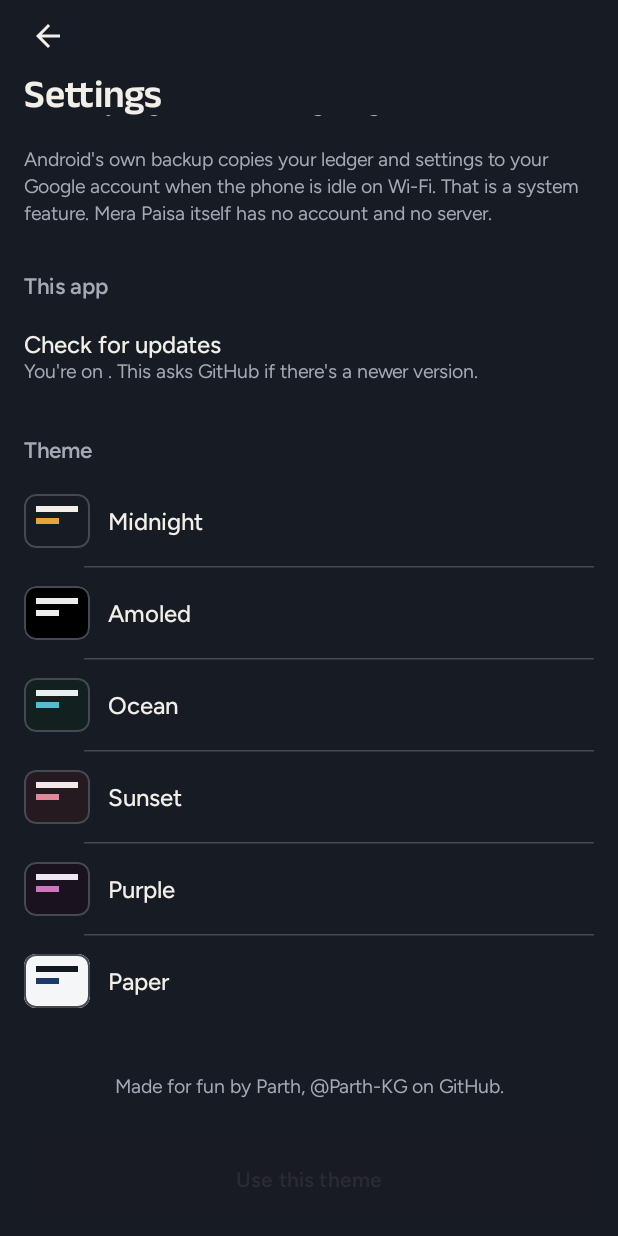
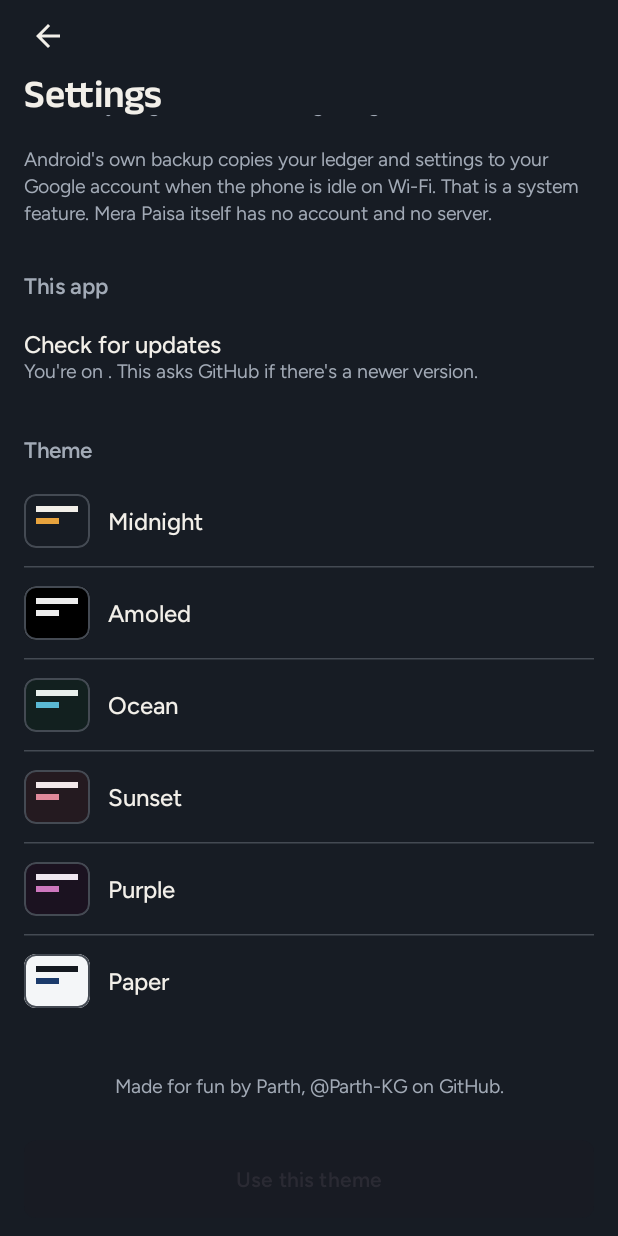
Before and after one commit to Parth-KG/MeraPaisa, an Android app built with Jetpack Compose: the composable SettingsScreen called with empty values, scrolled down 362 dp, on a phone screen of 412 x 824 dp. Run offline under Robolectric (Android 15) with nearby library versions, the light colour scheme and no system bars.

Commit message:
fix(ui): what the gallery review found
- Dividers in lists that start with text were inset to clear an avatar
  that is not there. RowDivider takes a start; text lists use the
  gutter (history, groups, settings, backup, group detail, settle up,
  update links).
- Backup and update links put the main action on the left; every other
  screen and sheet puts it on the right. They match now.
- Footer buttons have less side padding, so "Restore from a file" and
  "Replace my ledger" fit on one line.
- The restore count sat against the warning box above it.
- Editing an entry showed 1200.5; paise keep both digits, 1200.50.

```diff
--- a/app/src/main/java/com/kg/merapaisa/ui/MainScreen.kt
+++ b/app/src/main/java/com/kg/merapaisa/ui/MainScreen.kt
@@ -179,7 +179,7 @@ fun MainScreen(viewModel: MainViewModel) {
                         contentPadding = PaddingValues(bottom = Spacing.xxl)
                     ) {
                         itemsIndexed(groups, key = { _, it -> it.group.id }) { index, summary ->
-                            if (index > 0) RowDivider()
+                            if (index > 0) RowDivider(TextRowInset)
                             GroupRow(
                                 summary = summary,
                                 onClick = { viewModel.openGroup(summary.group.id) },
--- a/app/src/main/java/com/kg/merapaisa/ui/RowDivider.kt
+++ b/app/src/main/java/com/kg/merapaisa/ui/RowDivider.kt
@@ -4,6 +4,7 @@ import androidx.compose.foundation.layout.padding
 import androidx.compose.material3.HorizontalDivider
 import androidx.compose.runtime.Composable
 import androidx.compose.ui.Modifier
+import androidx.compose.ui.unit.Dp
 import com.kg.merapaisa.LocalAppTheme
 import com.kg.merapaisa.ui.theme.Spacing
 
@@ -12,12 +13,18 @@ import com.kg.merapaisa.ui.theme.Spacing
  *
  * Full-bleed rules cut the avatar column in half and make the list look like a table. Starting the
  * line at the text is what tells the eye the rows belong to one column of names.
+ *
+ * The default clears an avatar, a radio button or a checkbox. A list whose rows start with text
+ * passes [TextRowInset], or the line starts well to the right of every word it separates.
  */
 @Composable
-fun RowDivider() {
+fun RowDivider(start: Dp = Spacing.xxl + Spacing.xl) {
     val theme = LocalAppTheme.current
     HorizontalDivider(
         color = theme.outline,
-        modifier = Modifier.padding(start = Spacing.xxl + Spacing.xl, end = Spacing.lg)
+        modifier = Modifier.padding(start = start, end = Spacing.lg)
     )
 }
+
+/** Where the text starts in a row with nothing in front of it: the screen gutter. */
+val TextRowInset: Dp = Spacing.lg
--- a/app/src/main/java/com/kg/merapaisa/ui/dialogs/EditEntrySheet.kt
+++ b/app/src/main/java/com/kg/merapaisa/ui/dialogs/EditEntrySheet.kt
@@ -62,8 +62,10 @@ fun EditEntrySheet(
     val theme = LocalAppTheme.current
     // The digits only, no symbol and no grouping, because this is a field the user types back
     // into and a comma would stop it parsing. A leading minus is how you flip which way it runs.
+    // Paise keep both digits, as every other amount does: trimming zeros turned 1200.50 into
+    // "1200.5". Only a whole ".00" is dropped.
     var amount by remember(entry.id) {
-        mutableStateOf(formatMinorPlain(entry.amountMinor, currency, trimZeros = true))
+        mutableStateOf(formatMinorPlain(entry.amountMinor, currency).removeSuffix(".00"))
     }
     var note by remember(entry.id) { mutableStateOf(entry.note) }
 
--- a/app/src/main/java/com/kg/merapaisa/ui/dialogs/EntryHistoryScreen.kt
+++ b/app/src/main/java/com/kg/merapaisa/ui/dialogs/EntryHistoryScreen.kt
@@ -48,6 +48,7 @@ import com.kg.merapaisa.data.Transaction
 import com.kg.merapaisa.ui.DecisionDialog
 import com.kg.merapaisa.ui.MainViewModel
 import com.kg.merapaisa.ui.RowDivider
+import com.kg.merapaisa.ui.TextRowInset
 import com.kg.merapaisa.ui.format.AmountText
 import com.kg.merapaisa.ui.format.SignStyle
 import com.kg.merapaisa.ui.format.amountSpoken
@@ -192,7 +193,7 @@ fun EntryHistoryContent(
                 // The index restarts inside each day, so the first line of a day carries no
                 // hairline: the heading above it is already the separation.
                 itemsIndexed(day.entries, key = { _, t -> "entry-${t.id}" }) { index, t ->
-                    if (index > 0) RowDivider()
+                    if (index > 0) RowDivider(TextRowInset)
                     EntryRow(
                         entry = t,
                         person = person,
--- a/app/src/main/java/com/kg/merapaisa/ui/dialogs/SettingsScreen.kt
+++ b/app/src/main/java/com/kg/merapaisa/ui/dialogs/SettingsScreen.kt
@@ -50,6 +50,7 @@ import com.kg.merapaisa.AppTheme
 import com.kg.merapaisa.LocalAppTheme
 import com.kg.merapaisa.themes
 import com.kg.merapaisa.ui.RowDivider
+import com.kg.merapaisa.ui.TextRowInset
 import com.kg.merapaisa.ui.theme.MeraPaisaType
 import com.kg.merapaisa.ui.theme.Shapes
 import com.kg.merapaisa.ui.theme.Spacing
@@ -150,7 +151,7 @@ fun SettingsScreen(
                     onClick = onImportLink
                 )
             }
-            item { RowDivider() }
+            item { RowDivider(TextRowInset) }
             item {
                 // Moved here from the main screen's top bar, where it was an unlabelled share
                 // icon beside Settings. Writing a CSV is a filing job that belongs with backup,
@@ -164,7 +165,7 @@ fun SettingsScreen(
                     onClick = onExportCsv
                 )
             }
-            item { RowDivider() }
+            item { RowDivider(TextRowInset) }
             item {
                 ActionRow(
                     title = "Back up and restore",
@@ -198,7 +199,7 @@ fun SettingsScreen(
 
             item { SectionHeading("Theme") }
             itemsIndexed(themes, key = { _, t -> "theme-${t.name}" }) { index, t ->
-                if (index > 0) RowDivider()
+                if (index > 0) RowDivider(TextRowInset)
                 ThemeRow(
                     preview = t,
                     selected = pendingTheme == t.name,
--- a/app/src/main/java/com/kg/merapaisa/ui/gallery/GalleryPreviews.kt
+++ b/app/src/main/java/com/kg/merapaisa/ui/gallery/GalleryPreviews.kt
@@ -22,6 +22,7 @@ import com.kg.merapaisa.ui.NetPosition
 import com.kg.merapaisa.ui.NumPad
 import com.kg.merapaisa.ui.PersonRow
 import com.kg.merapaisa.ui.RowDivider
+import com.kg.merapaisa.ui.TextRowInset
 import com.kg.merapaisa.ui.SplitAdjustmentsContent
 import com.kg.merapaisa.ui.SplitAmountScreen
 import com.kg.merapaisa.ui.SplitPickerScreen
@@ -158,7 +159,7 @@ fun EmptyGroupsCase() = GroupsEmptyState(modifier = Modifier.fillMaxSize())
 fun GroupRowsCase() {
     Column(Modifier.fillMaxWidth()) {
         Fixtures.groupSummaries.forEachIndexed { index, summary ->
-            if (index > 0) RowDivider()
+            if (index > 0) RowDivider(TextRowInset)
             GroupRow(summary = summary, onClick = {}, onDelete = {})
         }
     }
--- a/app/src/main/java/com/kg/merapaisa/ui/groups/SettleUpSheet.kt
+++ b/app/src/main/java/com/kg/merapaisa/ui/groups/SettleUpSheet.kt
@@ -30,6 +30,7 @@ import com.kg.merapaisa.data.Person
 import com.kg.merapaisa.data.Transfer
 import com.kg.merapaisa.data.normaliseCurrency
 import com.kg.merapaisa.ui.RowDivider
+import com.kg.merapaisa.ui.TextRowInset
 import com.kg.merapaisa.ui.format.AmountText
 import com.kg.merapaisa.ui.format.SignStyle
 import com.kg.merapaisa.ui.format.amountParts
@@ -98,7 +99,7 @@ fun SettleUpSheet(
                 transfers,
                 key = { _, t -> "transfer-${t.fromPersonId}-${t.toPersonId}" }
             ) { index, t ->
-                if (index > 0) RowDivider()
+                if (index > 0) RowDivider(TextRowInset)
                 TransferRow(
                     line = "${nameOf(t.fromPersonId)} pays ${nameOf(t.toPersonId)}",
                     amountMinor = t.amountMinor,
```
Also changed, not shown: app/src/main/java/com/kg/merapaisa/ui/ScreenFrame.kt (+8 -0 lines), app/src/main/java/com/kg/merapaisa/ui/backup/BackupDialog.kt (+8 -5 lines), app/src/main/java/com/kg/merapaisa/ui/groups/GroupDetailScreen.kt (+5 -4 lines), app/src/main/java/com/kg/merapaisa/ui/share/ImportLedgerScreen.kt (+9 -7 lines).
